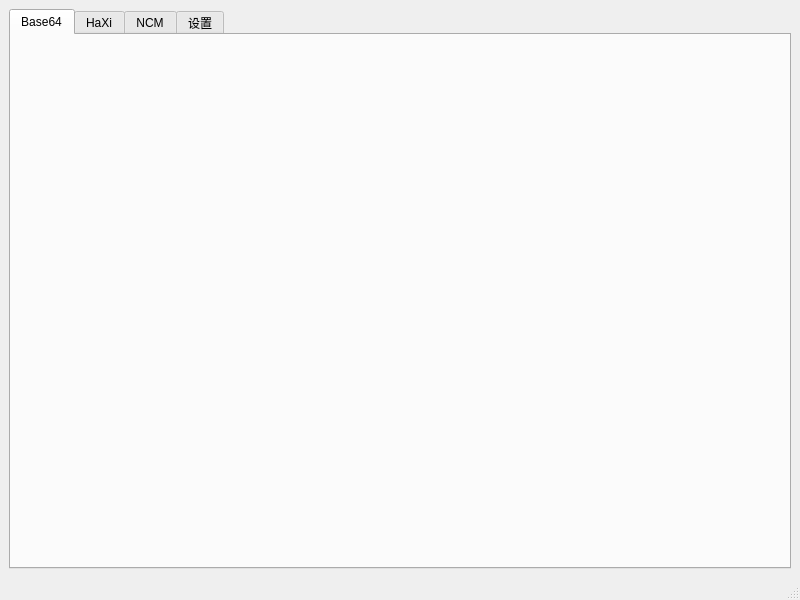
LingXiFox/Learn_QT, file mainwindow.ui: the form before one commit.
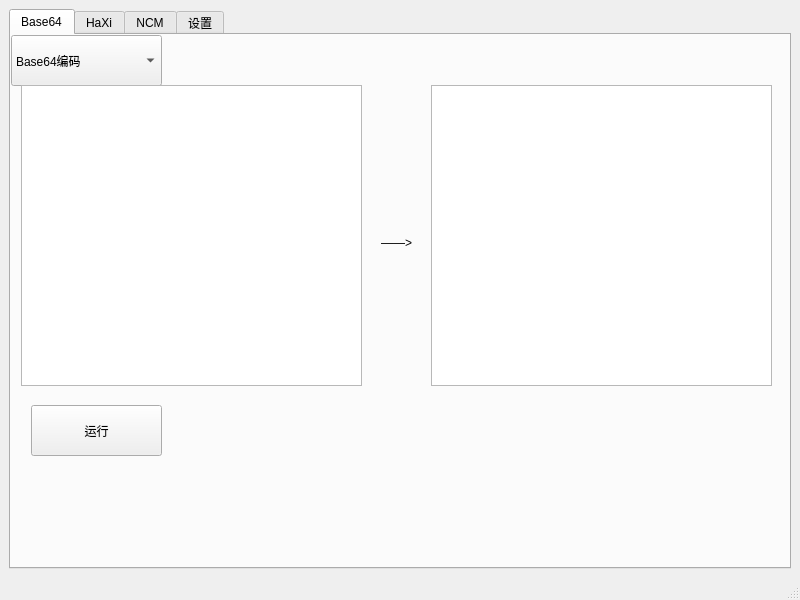
The form after the commit.

```diff
--- a/mainwindow.ui
+++ b/mainwindow.ui
@@ -24,6 +24,72 @@
        <attribute name="title">
         <string>Base64</string>
        </attribute>
+       <widget class="QPushButton" name="ActionButton">
+        <property name="geometry">
+         <rect>
+          <x>20</x>
+          <y>370</y>
+          <width>131</width>
+          <height>51</height>
+         </rect>
+        </property>
+        <property name="text">
+         <string>运行</string>
+        </property>
+       </widget>
+       <widget class="QComboBox" name="ChoiceMode">
+        <property name="geometry">
+         <rect>
+          <x>0</x>
+          <y>0</y>
+          <width>151</width>
+          <height>51</height>
+         </rect>
+        </property>
+        <item>
+         <property name="text">
+          <string>Base64编码</string>
+         </property>
+        </item>
+        <item>
+         <property name="text">
+          <string>Base64解码</string>
+         </property>
+        </item>
+       </widget>
+       <widget class="QTextEdit" name="InputBox">
+        <property name="geometry">
+         <rect>
+          <x>10</x>
+          <y>50</y>
+          <width>341</width>
+          <height>301</height>
+         </rect>
+        </property>
+       </widget>
+       <widget class="QTextEdit" name="OutputBox">
+        <property name="geometry">
+         <rect>
+          <x>420</x>
+          <y>50</y>
+          <width>341</width>
+          <height>301</height>
+         </rect>
+        </property>
+       </widget>
+       <widget class="QLabel" name="label">
+        <property name="geometry">
+         <rect>
+          <x>370</x>
+          <y>200</y>
+          <width>58</width>
+          <height>16</height>
+         </rect>
+        </property>
+        <property name="text">
+         <string>——&gt;</string>
+        </property>
+       </widget>
       </widget>
       <widget class="QWidget" name="TabHaxi">
        <attribute name="title">
```
